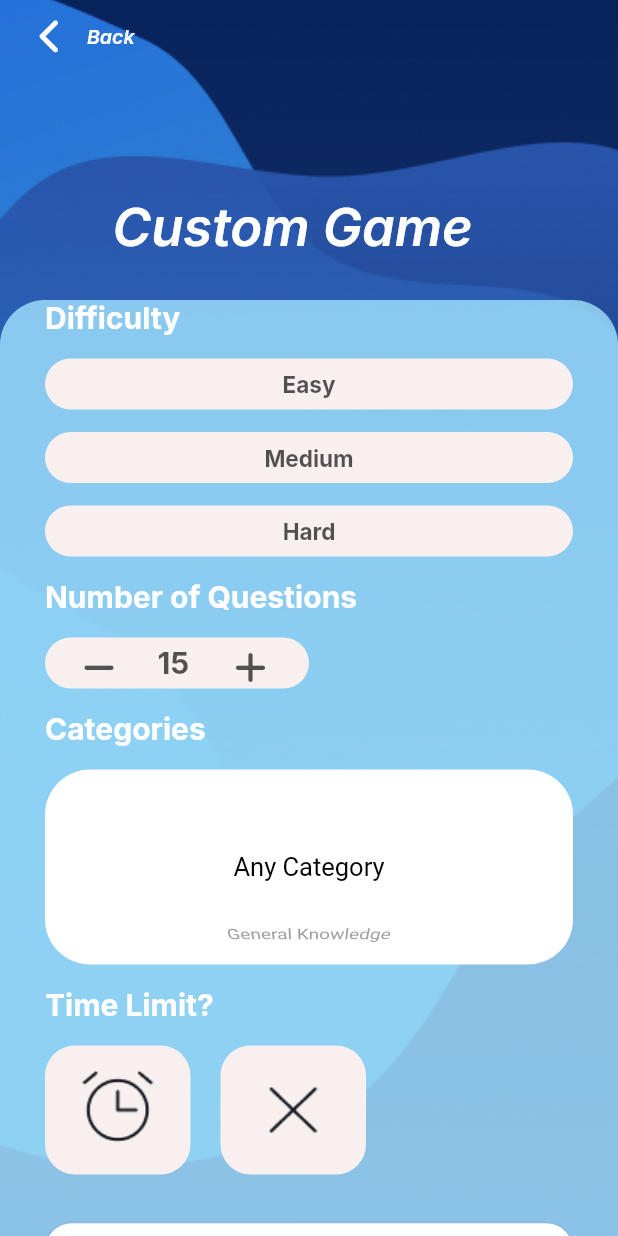
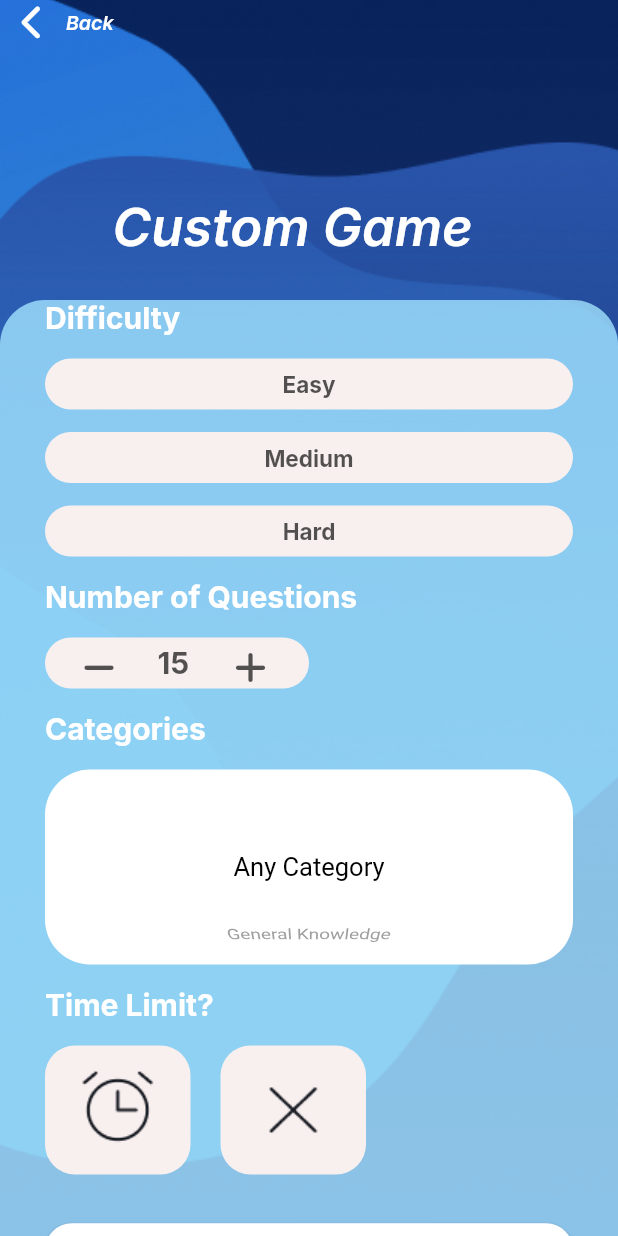
Before and after one commit to Ismael-Deka/TrivialTrivia-flutter, a Flutter app: the CustomGame screen opened by its route, on a phone screen of 412 x 824 dp. Run offline on Flutter 3.47's test engine with Material 2 defaults, Android fonts, the phone set to English and light mode, and no system bars; drawn by our look-alikes of wheel_chooser; our stand-ins replace cloud_firestore, firebase_auth, firebase_core, firebase_storage, flutter_hooks, font_awesome_flutter and 6 more; accounts and stored records are empty; project files that could hold a hidden picture were left out.

Commit message:
Refactored UI widgets

```diff
--- a/lib/screens/CustomGameScreen.dart
+++ b/lib/screens/CustomGameScreen.dart
@@ -9,12 +9,15 @@ import 'package:trivial_trivia/game_utils/GameMode.dart';
 import 'package:trivial_trivia/game_utils/TriviaUtils.dart';
 import 'package:wheel_chooser/wheel_chooser.dart';
 
+import '../widgets/return_button.dart';
+
 
 class CustomGame extends HookWidget {
 
   late List<ValueNotifier> selectedDifficultyStateList;
   late ValueNotifier isTimeLimitSelected;
   late ValueNotifier numQuestions;
+  late ValueNotifier timeLimitButtonColor;
 
 
   int minutes = 2;
@@ -26,11 +29,27 @@ class CustomGame extends HookWidget {
 
   CustomGame({Key? key}) : super(key: key);
 
-  void selectDifficulty(int index){
-    selectedDifficultyIndex = index;
+  void reset(){
+    minutes = 2;
+    seconds = 0;
+
+    isTimeLimitSelected.value = false;
+    selectedCategory = TriviaUtils.mCategoryList[0];
+    timeLimitButtonColor.value = const Color.fromRGBO(248, 239, 239, 1);
+    resetDifficulty();
+    numQuestions.value = 15;
+    selectedDifficultyIndex = -1;
+  }
+
+  void resetDifficulty(){
     for(int i = 0; i < 3; i++){
       selectedDifficultyStateList[i].value = const Color.fromRGBO(248, 239, 239, 1);
     }
+  }
+
+  void selectDifficulty(int index){
+    selectedDifficultyIndex = index;
+    resetDifficulty();
     selectedDifficultyStateList[index].value = Colors.grey;
   }
 
@@ -70,7 +89,7 @@ class CustomGame extends HookWidget {
     isTimeLimitSelected = useState(false);
     numQuestions = useState(15);
 
-    final timeLimitButtonColor = useState(const Color.fromRGBO(248, 239, 239, 1));
+    timeLimitButtonColor = useState(const Color.fromRGBO(248, 239, 239, 1));
 
 
     return Scaffold(
@@ -88,22 +107,8 @@ class CustomGame extends HookWidget {
                 child: SafeArea(
                   child: Align(
                       alignment: Alignment.topLeft,
-                      child: Row(
-                        children: [
-                          IconButton(
-                            icon: const FaIcon(FontAwesomeIcons.chevronLeft,
-                                color: Color.fromRGBO(255, 255, 255, 1)),
-                            onPressed: () =>
-                                Navigator.pushNamed(context, '/main'),
-                          ),
-                          Text('Back',
-                              style: GoogleFonts.inter(
-                                color: const Color.fromRGBO(255, 255, 255, 1),
-                                fontSize: 13,
-                                fontWeight: FontWeight.w600,
-                                fontStyle: FontStyle.italic,
-                              )),
-                        ],
+                      child: ReturnButton(
+                        onTap: () => Navigator.pop(context),
                       )),
                 ),
               ),
@@ -383,7 +388,9 @@ class CustomGame extends HookWidget {
                                     ),
                                   ),
                                   const SizedBox(width: 20),
-                                  Container(
+                                  GestureDetector(
+                                    onTap: () => reset(),
+                                    child: Container(
                                         width: 97,
                                         height: 86,
                                         decoration: BoxDecoration(
@@ -393,7 +400,8 @@ class CustomGame extends HookWidget {
                                             borderRadius:
                                             BorderRadius.circular(20),
                                             color: const Color.fromRGBO(
-                                              248, 239, 239, 1)))
+                                                248, 239, 239, 1))),
+                                  )
                                 ])),
                             Padding(
                               padding: EdgeInsets.fromLTRB(0.0, 15.0, 0.0, 15.0),
--- /dev/null
+++ b/lib/widgets/return_button.dart
@@ -0,0 +1,42 @@
+import 'package:flutter/cupertino.dart';
+import 'package:flutter/material.dart';
+import 'package:font_awesome_flutter/font_awesome_flutter.dart';
+import 'package:google_fonts/google_fonts.dart';
+
+class ReturnButton extends StatelessWidget{
+
+  final Function() onTap;
+
+  const ReturnButton({Key? key, required this.onTap}) : super(key: key);
+
+  @override
+  Widget build(BuildContext context) {
+    return GestureDetector(
+      onTap:() => onTap(),
+      child: Row(
+        children: [
+          Icon(
+            FontAwesomeIcons.chevronLeft,
+            color: Colors.white,
+
+          ),
+          const SizedBox(
+            height: 30.0,
+            width: 10.0,
+          ),
+          Text('Back',
+              style: GoogleFonts.inter(
+                color: const Color.fromRGBO(255, 255, 255, 1),
+                fontSize: 13,
+                fontWeight: FontWeight.w600,
+                fontStyle: FontStyle.italic,
+              )),
+          const SizedBox(
+            width: 20.0,
+          )
+        ],
+      ),
+    );
+  }
+
+}
```
Also changed, not shown: lib/screens/GameModesScreen.dart (+4 -23 lines), lib/screens/Leaderboard.dart (+3 -18 lines), lib/screens/TriviaQuestionScreen.dart (+41 -68 lines), lib/widgets/option_button.dart (added, +63 -0 lines). Lines whose indentation alone changed are shown as unchanged.
